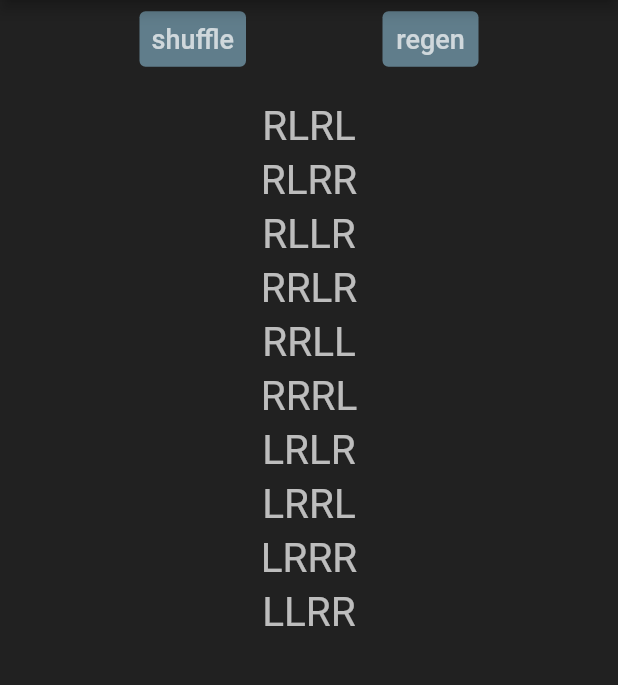
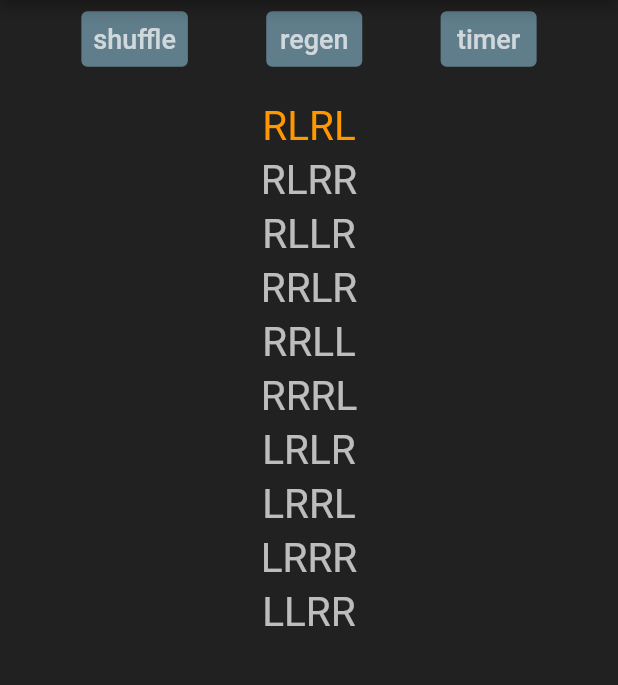
Before and after one commit to bgreenbones/drumPracticeHelper, a Flutter app: the screen it shows after launch, on a phone screen of 412 x 824 dp, the part 84-769 px from its top. Run offline on Flutter 3.47's test engine with Material 2 defaults, Android fonts, the phone set to English and light mode, and no system bars; our stand-ins replace expandable, google_mobile_ads, shared_preferences, wakelock; network calls fail.

Commit message:
timer feature is cool

```diff
--- a/lib/settings_widget.dart
+++ b/lib/settings_widget.dart
@@ -31,7 +31,7 @@ class SettingsRepository<T extends Settings> {
   }
 
   Widget getWidget(Widget Function(T) w) {
-    return getFutureBuilder(load(), w);
+    return getFutureBuilder(load(), settings, w);
   }
 }
 
--- a/lib/stickings_display.dart
+++ b/lib/stickings_display.dart
@@ -1,6 +1,9 @@
+import 'dart:async';
+
 import 'package:flutter/material.dart';
 import 'package:rhythm_practice_helper/settings_widget.dart';
 import 'package:rhythm_practice_helper/stickings_settings.dart';
+import 'package:rhythm_practice_helper/timer_widget.dart';
 import 'styles.dart';
 import 'stickings_generate.dart';
 
@@ -12,12 +15,14 @@ class StickingsDisplay extends StatefulWidget {
 }
 
 class StickingsDisplayState extends State<StickingsDisplay> {
+  int stickingIndex = 0;
   bool editingSettings = false;
+
+  bool showTimer = false;
+
   SettingsRepository<StickingsSettings> settingsRepository =
       SettingsRepository<StickingsSettings>(
           settings: StickingsSettings(), parentKey: "");
-  // late StickingsSettings settings = StickingsSettings();
-  // late Future<StickingsSettings> settingsFuture = StickingsSettings().load();
   late List<String> stickings = generateStickings(settingsRepository.settings);
   double textSize = 1.5;
 
@@ -36,26 +41,15 @@ class StickingsDisplayState extends State<StickingsDisplay> {
     });
   }
 
+  void toggleTimer() {
+    setState(() {
+      showTimer = !showTimer;
+    });
+  }
+
   Column get mainComponent => Column(
         mainAxisAlignment: MainAxisAlignment.center,
         children: [
-          Row(mainAxisAlignment: MainAxisAlignment.spaceEvenly, children: [
-            TextButton(
-                style: ButtonStyle(
-                    backgroundColor:
-                        MaterialStateProperty.all<Color>(trimColor)),
-                onPressed: () => setState(() {
-                      stickings.shuffle();
-                    }),
-                child: const Text('shuffle', style: defaultText)),
-            TextButton(
-                style: ButtonStyle(
-                    backgroundColor:
-                        MaterialStateProperty.all<Color>(trimColor)),
-                onPressed: regenerate,
-                child: const Text('regen', style: defaultText))
-          ]),
-          const SizedBox(height: 16.0),
           settingsRepository.getWidget((settings) => Expanded(
                   child: SingleChildScrollView(
                 child: editingSettings
@@ -66,7 +60,46 @@ class StickingsDisplayState extends State<StickingsDisplay> {
                             () => settingsRepository.settings = newSettings))
                     : Column(
                         children: [
-                          ...generateStickings(settings).map((sticking) {
+                          showTimer
+                              ? TimerWidget(
+                                  onTimerReset: () => setState(() {
+                                        stickingIndex = (stickingIndex + 1) %
+                                            stickings.length;
+                                      }),
+                                  onTimerStop: toggleTimer)
+                              : Row(
+                                  mainAxisAlignment:
+                                      MainAxisAlignment.spaceEvenly,
+                                  children: [
+                                      TextButton(
+                                          style: ButtonStyle(
+                                              backgroundColor:
+                                                  MaterialStateProperty.all<
+                                                      Color>(trimColor)),
+                                          onPressed: () => setState(() {
+                                                stickings.shuffle();
+                                              }),
+                                          child: const Text('shuffle',
+                                              style: defaultText)),
+                                      TextButton(
+                                          style: ButtonStyle(
+                                              backgroundColor:
+                                                  MaterialStateProperty.all<
+                                                      Color>(trimColor)),
+                                          onPressed: regenerate,
+                                          child: const Text('regen',
+                                              style: defaultText)),
+                                      TextButton(
+                                          style: ButtonStyle(
+                                              backgroundColor:
+                                                  MaterialStateProperty.all<
+                                                      Color>(trimColor)),
+                                          onPressed: toggleTimer,
+                                          child: const Text('timer',
+                                              style: defaultText))
+                                    ]),
+                          const SizedBox(height: 16.0),
+                          ...stickings.map((sticking) {
                             return Container(
                               padding: elementPadding,
                               child: Row(
@@ -74,7 +107,13 @@ class StickingsDisplayState extends State<StickingsDisplay> {
                                     MainAxisAlignment.spaceEvenly,
                                 children: [
                                   Text(sticking,
-                                      maxLines: 1, textScaleFactor: textSize)
+                                      maxLines: 1,
+                                      textScaleFactor: textSize,
+                                      style:
+                                          stickings[stickingIndex] == sticking
+                                              ? const TextStyle(
+                                                  color: Colors.orange)
+                                              : null)
                                 ],
                               ),
                             );
```
Also changed, not shown: lib/timer_widget.dart (added, +73 -0 lines), lib/utility.dart (+3 -4 lines).
